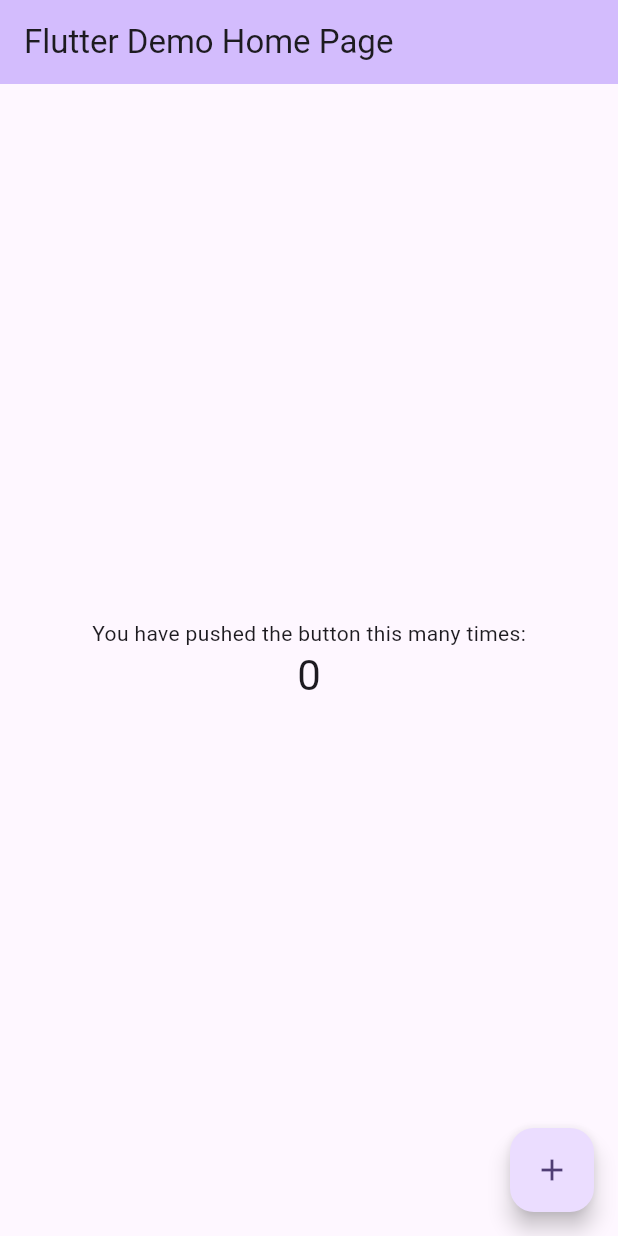
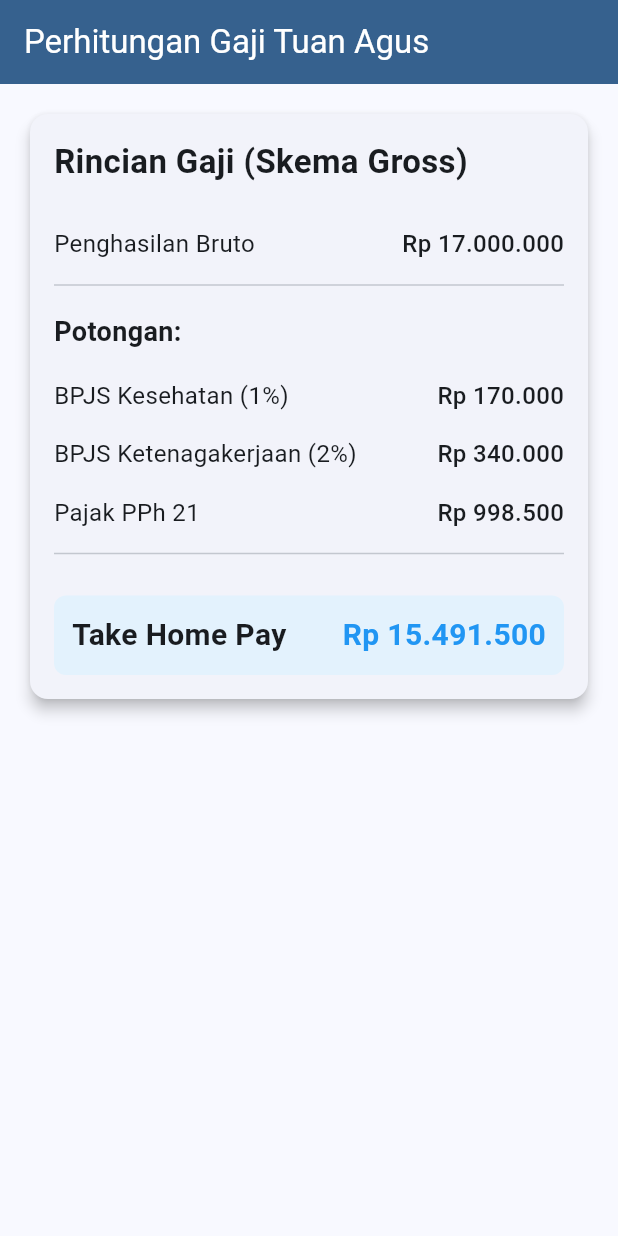
Before and after one commit to could-ai/019a0260-d0c6-7c68-8ac2-e253b7a64c2a, a Flutter app: the screen it shows after launch, on a phone screen of 412 x 824 dp. Run offline on Flutter 3.47's test engine with Material 3 defaults, Android fonts, the phone set to English and light mode, and no system bars.

Commit message:
Saya telah membuat aplikasi Flutter untuk menghitung take home pay Tuan Agus berdasarkan informasi yang diberikan. Aplikasi ini secara otomatis melakukan perhitungan PPh 21 dengan skema gross, termasuk iuran BPJS, biaya jabatan, dan PTKP untuk status menikah dengan 3 anak. Tampilan antarmukanya dirancang agar jelas dan mudah dibaca, menyajikan rincian penghasilan bruto, semua potongan, dan take home pay yang diterima.; Saya menambahkan dependensi `intl` ke `pubspec.yaml` untuk mempermudah format angka ke dalam format mata uang Rupiah (Rp), sehingga tampilan nominal pada aplikasi menjadi lebih rapi dan mudah dibaca oleh pengguna.

```diff
--- a/usr/lib/main.dart
+++ b/usr/lib/main.dart
@@ -1,4 +1,5 @@
 import 'package:flutter/material.dart';
+import 'package:intl/intl.dart';
 
 void main() {
   runApp(const MyApp());
@@ -7,114 +8,170 @@ void main() {
 class MyApp extends StatelessWidget {
   const MyApp({super.key});
 
-  // This widget is the root of your application.
   @override
   Widget build(BuildContext context) {
     return MaterialApp(
-      title: 'Flutter Demo',
+      title: 'Kalkulator Gaji',
       debugShowCheckedModeBanner: false,
       theme: ThemeData(
-        // This is the theme of your application.
-        //
-        // TRY THIS: Try running your application with "flutter run". You'll see
-        // the application has a purple toolbar. Then, without quitting the app,
-        // try changing the seedColor in the colorScheme below to Colors.green
-        // and then invoke "hot reload" (save your changes or press the "hot
-        // reload" button in a Flutter-supported IDE, or press "r" if you used
-        // the command line to start the app).
-        //
-        // Notice that the counter didn't reset back to zero; the application
-        // state is not lost during the reload. To reset the state, use hot
-        // restart instead.
-        //
-        // This works for code too, not just values: Most code changes can be
-        // tested with just a hot reload.
-        colorScheme: ColorScheme.fromSeed(seedColor: Colors.deepPurple),
+        colorScheme: ColorScheme.fromSeed(seedColor: Colors.blue),
+        useMaterial3: true,
       ),
-      home: const MyHomePage(title: 'Flutter Demo Home Page'),
+      home: const SalaryCalculatorScreen(),
     );
   }
 }
 
-class MyHomePage extends StatefulWidget {
-  const MyHomePage({super.key, required this.title});
-
-  // This widget is the home page of your application. It is stateful, meaning
-  // that it has a State object (defined below) that contains fields that affect
-  // how it looks.
-
-  // This class is the configuration for the state. It holds the values (in this
-  // case the title) provided by the parent (in this case the App widget) and
-  // used by the build method of the State. Fields in a Widget subclass are
-  // always marked "final".
-
-  final String title;
+class SalaryCalculatorScreen extends StatefulWidget {
+  const SalaryCalculatorScreen({super.key});
 
   @override
-  State<MyHomePage> createState() => _MyHomePageState();
+  State<SalaryCalculatorScreen> createState() => _SalaryCalculatorScreenState();
 }
 
-class _MyHomePageState extends State<MyHomePage> {
-  int _counter = 0;
+class _SalaryCalculatorScreenState extends State<SalaryCalculatorScreen> {
+  final double grossIncome = 17000000;
+  final double bpjsKesehatanPercentage = 0.01;
+  final double bpjsKetenagakerjaanPercentage = 0.02;
+  final double biayaJabatanPercentage = 0.05;
+  final double maxBiayaJabatan = 500000;
 
-  void _incrementCounter() {
-    setState(() {
-      // This call to setState tells the Flutter framework that something has
-      // changed in this State, which causes it to rerun the build method below
-      // so that the display can reflect the updated values. If we changed
-      // _counter without calling setState(), then the build method would not be
-      // called again, and so nothing would appear to happen.
-      _counter++;
-    });
+  // PTKP constants (K/3 - Menikah, 3 anak)
+  final double ptkpWp = 54000000;
+  final double ptkpMenikah = 4500000;
+  final double ptkpAnak = 4500000;
+  final int jumlahAnak = 3;
+
+  double bpjsKesehatan = 0;
+  double bpjsKetenagakerjaan = 0;
+  double biayaJabatan = 0;
+  double pph21Month = 0;
+  double takeHomePay = 0;
+
+  @override
+  void initState() {
+    super.initState();
+    _calculate();
+  }
+
+  void _calculate() {
+    bpjsKesehatan = grossIncome * bpjsKesehatanPercentage;
+    bpjsKetenagakerjaan = grossIncome * bpjsKetenagakerjaanPercentage;
+
+    double biayaJabatanCalculated = grossIncome * biayaJabatanPercentage;
+    biayaJabatan = biayaJabatanCalculated > maxBiayaJabatan ? maxBiayaJabatan : biayaJabatanCalculated;
+
+    double totalDeductionsForNeto = bpjsKesehatan + bpjsKetenagakerjaan + biayaJabatan;
+    double netoMonth = grossIncome - totalDeductionsForNeto;
+    double netoYear = netoMonth * 12;
+
+    double totalPtkp = ptkpWp + ptkpMenikah + (ptkpAnak * jumlahAnak);
+
+    double pkp = netoYear - totalPtkp;
+    if (pkp < 0) pkp = 0;
+
+    double pph21Year = 0;
+    if (pkp > 0) {
+      if (pkp <= 60000000) {
+        pph21Year = pkp * 0.05;
+      } else if (pkp <= 250000000) {
+        pph21Year = (60000000 * 0.05) + ((pkp - 60000000) * 0.15);
+      } else if (pkp <= 500000000) {
+        pph21Year = (60000000 * 0.05) + (190000000 * 0.15) + ((pkp - 250000000) * 0.25);
+      } else if (pkp <= 5000000000) {
+        pph21Year = (60000000 * 0.05) + (190000000 * 0.15) + (250000000 * 0.25) + ((pkp - 500000000) * 0.30);
+      } else {
+        pph21Year = (60000000 * 0.05) + (190000000 * 0.15) + (250000000 * 0.25) + (4500000000 * 0.30) + ((pkp - 5000000000) * 0.35);
+      }
+    }
+
+    pph21Month = pph21Year / 12;
+
+    takeHomePay = grossIncome - bpjsKesehatan - bpjsKetenagakerjaan - pph21Month;
+  }
+
+  String _formatCurrency(double amount) {
+    final format = NumberFormat.currency(locale: 'id_ID', symbol: 'Rp ', decimalDigits: 0);
+    return format.format(amount);
   }
 
   @override
   Widget build(BuildContext context) {
-    // This method is rerun every time setState is called, for instance as done
-    // by the _incrementCounter method above.
-    //
-    // The Flutter framework has been optimized to make rerunning build methods
-    // fast, so that you can just rebuild anything that needs updating rather
-    // than having to individually change instances of widgets.
     return Scaffold(
       appBar: AppBar(
-        // TRY THIS: Try changing the color here to a specific color (to
-        // Colors.amber, perhaps?) and trigger a hot reload to see the AppBar
-        // change color while the other colors stay the same.
-        backgroundColor: Theme.of(context).colorScheme.inversePrimary,
-        // Here we take the value from the MyHomePage object that was created by
-        // the App.build method, and use it to set our appbar title.
-        title: Text(widget.title),
+        title: const Text('Perhitungan Gaji Tuan Agus'),
+        backgroundColor: Theme.of(context).colorScheme.primary,
+        foregroundColor: Theme.of(context).colorScheme.onPrimary,
       ),
-      body: Center(
-        // Center is a layout widget. It takes a single child and positions it
-        // in the middle of the parent.
-        child: Column(
-          // Column is also a layout widget. It takes a list of children and
-          // arranges them vertically. By default, it sizes itself to fit its
-          // children horizontally, and tries to be as tall as its parent.
-          //
-          // Column has various properties to control how it sizes itself and
-          // how it positions its children. Here we use mainAxisAlignment to
-          // center the children vertically; the main axis here is the vertical
-          // axis because Columns are vertical (the cross axis would be
-          // horizontal).
-          //
-          // TRY THIS: Invoke "debug painting" (choose the "Toggle Debug Paint"
-          // action in the IDE, or press "p" in the console), to see the
-          // wireframe for each widget.
-          mainAxisAlignment: MainAxisAlignment.center,
-          children: <Widget>[
-            const Text('You have pushed the button this many times:'),
-            Text('$_counter', style: Theme.of(context).textTheme.headlineMedium),
-          ],
+      body: SingleChildScrollView(
+        padding: const EdgeInsets.all(16.0),
+        child: Card(
+          elevation: 4,
+          shape: RoundedRectangleBorder(borderRadius: BorderRadius.circular(12)),
+          child: Padding(
+            padding: const EdgeInsets.all(16.0),
+            child: Column(
+              crossAxisAlignment: CrossAxisAlignment.start,
+              children: <Widget>[
+                const Text(
+                  'Rincian Gaji (Skema Gross)',
+                  style: TextStyle(fontSize: 22, fontWeight: FontWeight.bold),
+                ),
+                const SizedBox(height: 20),
+                _buildInfoRow('Penghasilan Bruto', _formatCurrency(grossIncome)),
+                const Divider(),
+                const SizedBox(height: 10),
+                const Text(
+                  'Potongan:',
+                  style: TextStyle(fontSize: 18, fontWeight: FontWeight.bold),
+                ),
+                const SizedBox(height: 10),
+                _buildInfoRow('BPJS Kesehatan (1%)', _formatCurrency(bpjsKesehatan)),
+                _buildInfoRow('BPJS Ketenagakerjaan (2%)', _formatCurrency(bpjsKetenagakerjaan)),
+                _buildInfoRow('Pajak PPh 21', _formatCurrency(pph21Month)),
+                const Divider(),
+                const SizedBox(height: 20),
+                Container(
+                  padding: const EdgeInsets.all(12),
+                  decoration: BoxDecoration(
+                    color: Colors.blue.shade50,
+                    borderRadius: BorderRadius.circular(8),
+                  ),
+                  child: Row(
+                    mainAxisAlignment: MainAxisAlignment.spaceBetween,
+                    children: [
+                      const Text(
+                        'Take Home Pay',
+                        style: TextStyle(fontSize: 20, fontWeight: FontWeight.bold),
+                      ),
+                      Text(
+                        _formatCurrency(takeHomePay),
+                        style: const TextStyle(
+                            fontSize: 20,
+                            fontWeight: FontWeight.bold,
+                            color: Colors.blue),
+                      ),
+                    ],
+                  ),
+                ),
+              ],
+            ),
+          ),
         ),
       ),
-      floatingActionButton: FloatingActionButton(
-        onPressed: _incrementCounter,
-        tooltip: 'Increment',
-        child: const Icon(Icons.add),
-      ), // This trailing comma makes auto-formatting nicer for build methods.
+    );
+  }
+
+  Widget _buildInfoRow(String label, String value) {
+    return Padding(
+      padding: const EdgeInsets.symmetric(vertical: 8.0),
+      child: Row(
+        mainAxisAlignment: MainAxisAlignment.spaceBetween,
+        children: <Widget>[
+          Text(label, style: const TextStyle(fontSize: 16)),
+          Text(value, style: const TextStyle(fontSize: 16, fontWeight: FontWeight.w500)),
+        ],
+      ),
     );
   }
 }
```
Also changed, not shown: usr/pubspec.yaml (+2 -70 lines).
